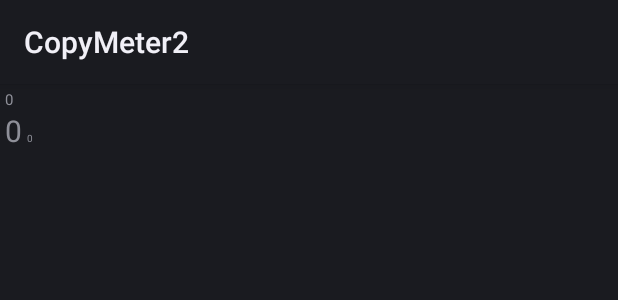
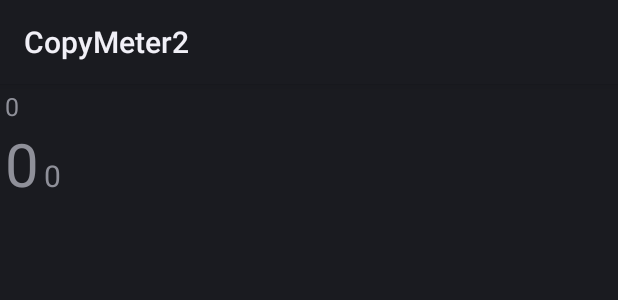
Before and after one commit to toxisch/CopyMeter, an Android app: the layout counterlayout.xml on its own in the app's theme, with its tools: preview values and no code run, on a phone screen of 412 x 824 dp. Shown: the top 300 px of the screen. Run offline under Robolectric (Android 15) with nearby library versions, the phone set to English and light mode, and no system bars.

Commit message:
increase font size

```diff
--- a/app/build.gradle
+++ b/app/build.gradle
@@ -6,8 +6,8 @@ android {
         applicationId "de.havre.copymeter.v2"
         minSdkVersion 23
         targetSdkVersion 28
-        versionCode 2
-        versionName "1.1"
+        versionCode 3
+        versionName "1.2"
         testInstrumentationRunner "android.support.test.runner.AndroidJUnitRunner"
     }
     buildTypes {
--- a/app/src/main/res/layout/counterlayout.xml
+++ b/app/src/main/res/layout/counterlayout.xml
@@ -1,14 +1,36 @@
 <?xml version="1.0" encoding="utf-8"?>
 <LinearLayout xmlns:android="http://schemas.android.com/apk/res/android"
-              android:padding="5px" android:layout_width="wrap_content" android:layout_height="fill_parent" android:orientation="vertical">
-    <TextView android:id="@+id/counterId"
-              android:layout_width="wrap_content"
-              android:layout_height="wrap_content"
-              android:textSize="15px"
-              android:text="0"
-              android:paddingBottom="0px" />
-    <LinearLayout android:id="@+id/linearLayout1" android:layout_width="wrap_content" android:layout_height="wrap_content">
-        <TextView android:layout_margin="-5px" android:layout_height="wrap_content" android:id="@+id/currentCount" android:layout_width="wrap_content" android:text="0" android:textSize="30px"></TextView>
-        <TextView android:layout_height="wrap_content" android:id="@+id/lastCount" android:layout_width="wrap_content" android:text="0" android:textSize="10px" android:layout_marginLeft="5px"></TextView>
+    android:padding="5px" android:layout_width="wrap_content" android:layout_height="fill_parent" android:orientation="vertical">
+    <TextView
+        android:id="@+id/counterId"
+        android:layout_width="wrap_content"
+        android:layout_height="wrap_content"
+        android:paddingBottom="0px"
+        android:text="0"
+        android:textSize="25px" />
+
+    <LinearLayout
+        android:id="@+id/linearLayout1"
+        android:layout_width="wrap_content"
+        android:layout_height="wrap_content">
+
+        <TextView
+            android:id="@+id/currentCount"
+            android:layout_width="wrap_content"
+            android:layout_height="wrap_content"
+            android:layout_margin="-5px"
+            android:text="0"
+            android:textSize="60px"></TextView>
+
+        <TextView
+            android:id="@+id/lastCount"
+            android:layout_width="wrap_content"
+            android:layout_height="wrap_content"
+            android:layout_marginLeft="5px"
+            android:text="0"
+            android:textSize="30px"></TextView>
+
     </LinearLayout>
+
+
 </LinearLayout>
```
Also changed, not shown: app/src/main/res/layout/printerlayout.xml (+10 -6 lines).
